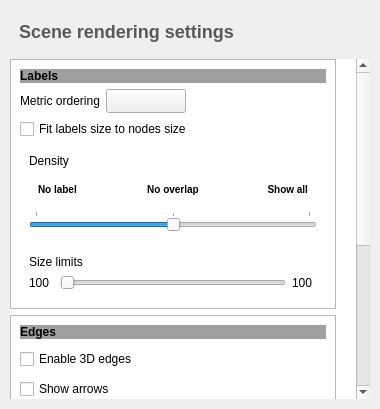
vadivelselvaraj/TulipGLImprovement, file library/tulip-gui/designer/SceneConfigWidget.ui: the form before one commit.
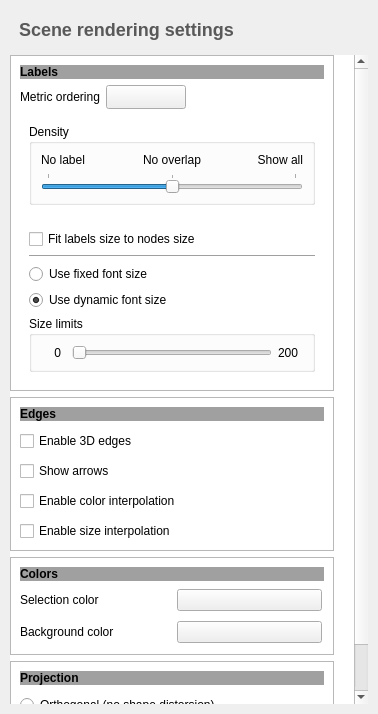
The form after the commit. Icons and pictures are not drawn. Custom widgets are drawn as their Qt base class.

Commit message: - modify the scene config widget:    * remove the update button : settings are now automatically applied when changing a parameter (as in Tulip 3.X)    * add radio buttons to switch between fixed font size (through viewFontSize property) and dynamic font size    * plus some GUI improvements

Diff of the .ui file:
```diff
--- a/library/tulip-gui/designer/SceneConfigWidget.ui
+++ b/library/tulip-gui/designer/SceneConfigWidget.ui
@@ -6,8 +6,8 @@
    <rect>
     <x>0</x>
     <y>0</y>
-    <width>380</width>
-    <height>409</height>
+    <width>378</width>
+    <height>714</height>
    </rect>
   </property>
   <property name="sizePolicy">
@@ -110,39 +110,6 @@
         </property>
        </widget>
       </item>
-      <item>
-       <widget class="QPushButton" name="applyButton">
-        <property name="sizePolicy">
-         <sizepolicy hsizetype="Maximum" vsizetype="Fixed">
-          <horstretch>0</horstretch>
-          <verstretch>0</verstretch>
-         </sizepolicy>
-        </property>
-        <property name="toolTip">
-         <string>Apply changes</string>
-        </property>
-        <property name="styleSheet">
-         <string notr="true">font-weight: bold;
-		 font-size: 10px;</string>
-        </property>
-        <property name="text">
-         <string/>
-        </property>
-        <property name="icon">
-         <iconset>
-          <normaloff>:/tulip/gui/icons/24/view-refresh.png</normaloff>:/tulip/gui/icons/24/view-refresh.png</iconset>
-        </property>
-        <property name="iconSize">
-         <size>
-          <width>24</width>
-          <height>24</height>
-         </size>
-        </property>
-        <property name="flat">
-         <bool>true</bool>
-        </property>
-       </widget>
-      </item>
      </layout>
     </widget>
    </item>
@@ -167,9 +134,9 @@
       <property name="geometry">
        <rect>
         <x>0</x>
-        <y>0</y>
-        <width>347</width>
-        <height>702</height>
+        <y>-54</y>
+        <width>343</width>
+        <height>707</height>
        </rect>
       </property>
       <property name="sizePolicy">
@@ -260,13 +227,6 @@
             </item>
            </layout>
           </item>
-          <item>
-           <widget class="QCheckBox" name="labelsFitCheck">
-            <property name="text">
-             <string>Fit labels size to nodes size</string>
-            </property>
-           </widget>
-          </item>
           <item>
            <widget class="QFrame" name="verticalFrame">
             <property name="sizePolicy">
@@ -280,28 +240,12 @@
             </property>
             <layout class="QVBoxLayout" name="verticalLayout_3">
              <item>
-              <widget class="QLabel" name="labelsDensityLabel">
-               <property name="sizePolicy">
-                <sizepolicy hsizetype="Fixed" vsizetype="Fixed">
-                 <horstretch>0</horstretch>
-                 <verstretch>0</verstretch>
-                </sizepolicy>
-               </property>
-               <property name="text">
+              <widget class="QGroupBox" name="groupBox_2">
+               <property name="title">
                 <string>Density</string>
                </property>
-              </widget>
-             </item>
-             <item>
-              <widget class="QFrame" name="horizontalFrame">
-               <property name="styleSheet">
-                <string notr="true">QLabel {
-font-weight: bold;
-font-size: 10px;
-}</string>
-               </property>
-               <layout class="QHBoxLayout" name="horizontalLayout_3">
-                <item>
+               <layout class="QGridLayout" name="gridLayout">
+                <item row="0" column="0">
                  <widget class="QLabel" name="labelsDisabledLabel">
                   <property name="cursor">
                    <cursorShape>PointingHandCursor</cursorShape>
@@ -311,7 +255,7 @@
                   </property>
                  </widget>
                 </item>
-                <item>
+                <item row="0" column="1">
                  <widget class="QLabel" name="labelsNoOverlapLabel">
                   <property name="cursor">
                    <cursorShape>PointingHandCursor</cursorShape>
@@ -324,7 +268,7 @@
                   </property>
                  </widget>
                 </item>
-                <item>
+                <item row="0" column="2">
                  <widget class="QLabel" name="labelsShowAllLabel">
                   <property name="cursor">
                    <cursorShape>PointingHandCursor</cursorShape>
@@ -337,10 +281,7 @@
                   </property>
                  </widget>
                 </item>
-               </layout>
-              </widget>
-             </item>
-             <item>
+                <item row="1" column="0" colspan="3">
               <widget class="QSlider" name="labelsDensitySlider">
                <property name="sizePolicy">
                 <sizepolicy hsizetype="Expanding" vsizetype="Fixed">
@@ -366,6 +307,13 @@
               </widget>
              </item>
             </layout>
+               <zorder>labelsDensitySlider</zorder>
+               <zorder>labelsDisabledLabel</zorder>
+               <zorder>labelsShowAllLabel</zorder>
+               <zorder>labelsNoOverlapLabel</zorder>
+              </widget>
+             </item>
+            </layout>
            </widget>
           </item>
           <item>
@@ -381,19 +329,41 @@
             </property>
             <layout class="QVBoxLayout" name="verticalLayout_4">
              <item>
-              <widget class="QLabel" name="labelSizesLabel">
-               <property name="sizePolicy">
-                <sizepolicy hsizetype="Fixed" vsizetype="Fixed">
-                 <horstretch>0</horstretch>
-                 <verstretch>0</verstretch>
-                </sizepolicy>
+              <widget class="QCheckBox" name="labelsFitCheck">
+               <property name="text">
+                <string>Fit labels size to nodes size</string>
                </property>
+              </widget>
+             </item>
+             <item>
+              <widget class="Line" name="line">
+               <property name="orientation">
+                <enum>Qt::Horizontal</enum>
+               </property>
+              </widget>
+             </item>
+             <item>
+              <widget class="QRadioButton" name="fixedFontSizeRB">
                <property name="text">
+                <string>Use fixed font size</string>
+               </property>
+              </widget>
+             </item>
+             <item>
+              <widget class="QRadioButton" name="dynamicFontSizeRB">
+               <property name="text">
+                <string>Use dynamic font size</string>
+               </property>
+               <property name="checked">
+                <bool>true</bool>
+               </property>
+              </widget>
+             </item>
+             <item>
+              <widget class="QGroupBox" name="sizeLimitsGB">
+               <property name="title">
                 <string>Size limits</string>
                </property>
-              </widget>
-             </item>
-             <item>
               <layout class="QHBoxLayout" name="horizontalLayout">
                <item>
                 <widget class="QLabel" name="labelsMinSizeLabel">
@@ -410,7 +380,7 @@
                   </size>
                  </property>
                  <property name="text">
-                  <string>100</string>
+                   <string>    0</string>
                  </property>
                 </widget>
                </item>
@@ -423,7 +393,7 @@
                   </sizepolicy>
                  </property>
                  <property name="minimum">
-                  <number>1</number>
+                   <number>0</number>
                  </property>
                  <property name="maximum">
                   <number>200</number>
@@ -448,11 +418,12 @@
                   </size>
                  </property>
                  <property name="text">
-                  <string>100</string>
+                   <string>200</string>
                  </property>
                 </widget>
                </item>
               </layout>
+              </widget>
              </item>
             </layout>
            </widget>
```
Left out of the diff: 72 changed lines with no effect on the pictures. Lines whose indentation alone changed are shown as unchanged. The commit also changes 2 other files.
